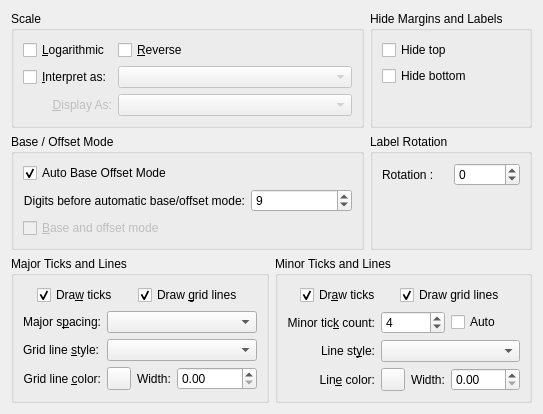
This is src/libkstapp/axistab.ui in Kst-plot/kst as Qt 5 draws it before an edit. The edited form follows.
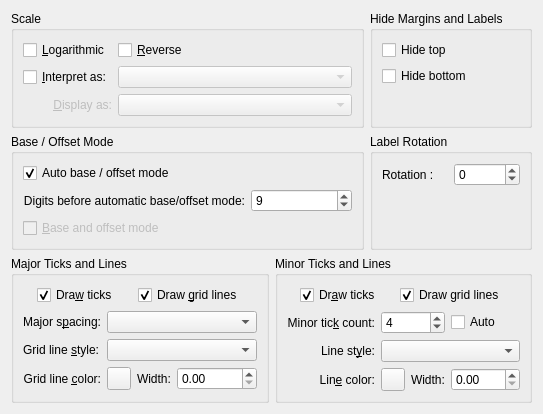
This is the edited form. Custom widgets are drawn as their Qt base class.

Diff of the .ui file:
```diff
--- a/src/libkstapp/axistab.ui
+++ b/src/libkstapp/axistab.ui
@@ -86,7 +86,7 @@
            </sizepolicy>
           </property>
           <property name="text">
-           <string>&amp;Display As:</string>
+           <string>&amp;Display as:</string>
           </property>
           <property name="alignment">
            <set>Qt::AlignRight|Qt::AlignTrailing|Qt::AlignVCenter</set>
@@ -163,7 +163,7 @@
         <item row="0" column="0">
          <widget class="QCheckBox" name="_scaleAutoBaseOffset">
           <property name="text">
-           <string>Auto Base Offset Mode</string>
+           <string>Auto base / offset mode</string>
           </property>
           <property name="checked">
            <bool>true</bool>
```
